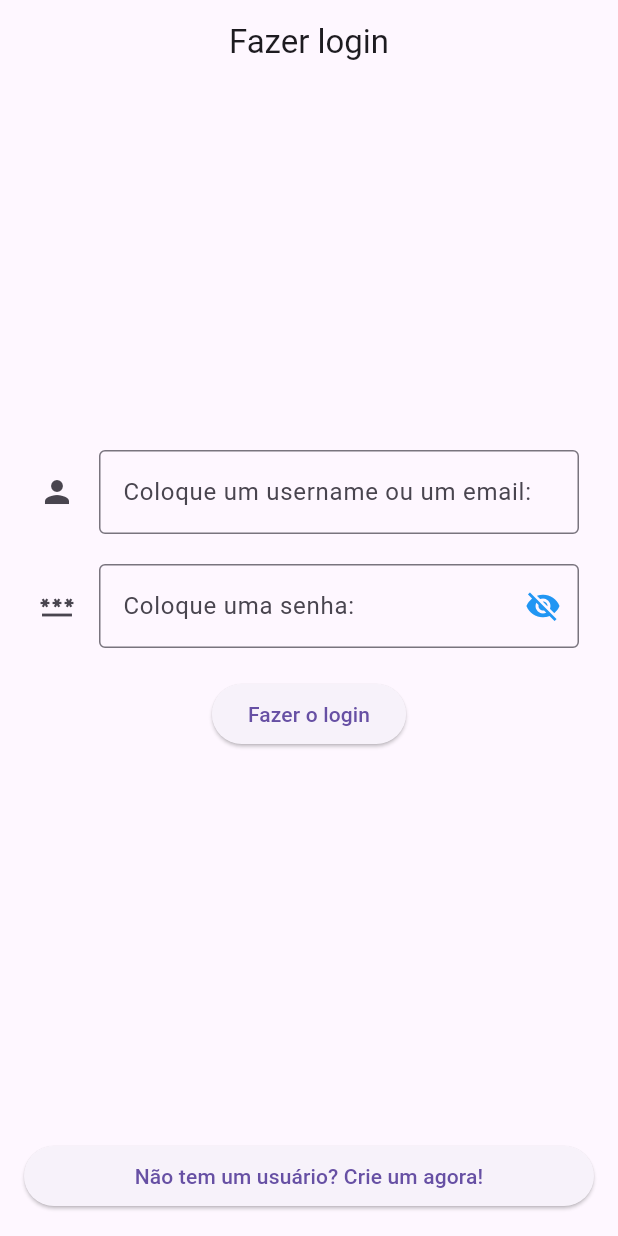
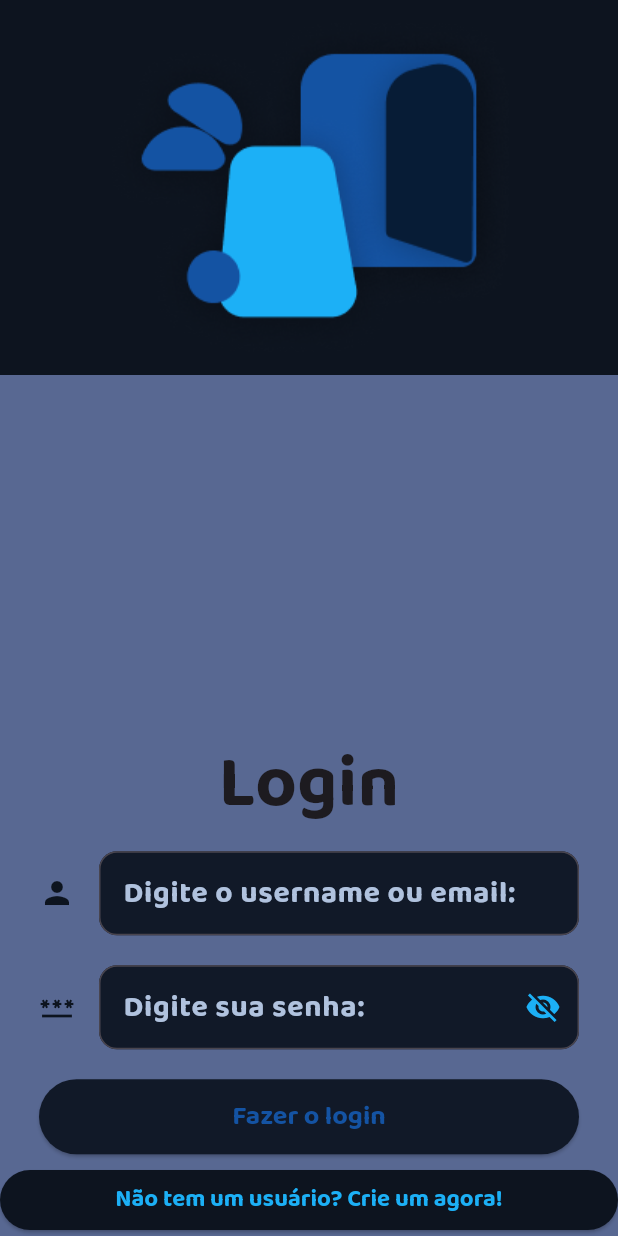
Before and after one commit to JpP3dro/app_bunco, a Flutter app: the screen it shows after launch, after a tap on "Começar", on a phone screen of 412 x 824 dp. Run offline on Flutter 3.47's test engine with Material 3 defaults, Android fonts, the phone set to English and light mode, and no system bars; our stand-ins replace flutter_svg, font_awesome_flutter, google_fonts, page_transition.

Commit message:
Começando a personalizar a tela de login

```diff
--- a/lib/screens/login.dart
+++ b/lib/screens/login.dart
@@ -1,5 +1,6 @@
 import 'dart:convert';
 import 'package:flutter/material.dart';
+import 'package:google_fonts/google_fonts.dart';
 import '../uteis/ip.dart';
 import 'package:http/http.dart' as http;
 import 'cadastro.dart';
@@ -72,44 +73,111 @@ class _TelaLoginState extends State<TelaLogin> {
   Widget build(BuildContext context) {
     return Scaffold(
       appBar: AppBar(
-        automaticallyImplyLeading: false, // Mantém a remoção do botão de voltar automático
-        title: const Center(
-            child: Text("Fazer login")
+        automaticallyImplyLeading: false,
+        backgroundColor: Color(0xFF0D141F),
+        title: Center(
+          child: Image.asset('assets/images/telainicial/login.png'),
         ),
+        toolbarHeight: 250,
       ),
-      body: Center( // Para centralizar o SingleChildScrollView
-        child: SingleChildScrollView( // Para permitir rolagem se o conteúdo for grande ou o teclado aparecer
+      body: SingleChildScrollView(
+          child: Container(
+            height: MediaQuery.of(context).size.height -
+                MediaQuery.of(context).padding.top -
+                kToolbarHeight,
+            color: Color(0xFF586892),
             child: Padding(
-            padding: const EdgeInsets.all(16.0), // Adiciona padding ao redor do formulário
+              padding: const EdgeInsets.all(16.0),
               child: Column(
                 mainAxisAlignment: MainAxisAlignment.center, // Centraliza verticalmente se houver espaço
                 mainAxisSize: MainAxisSize.min, // A Column ocupa o mínimo de espaço
                 children: [
+                  Text(
+                    "Login",
+                    style: GoogleFonts.baloo2(
+                      fontSize: 48,
+                      fontWeight: FontWeight.bold
+                    ),
+                  ),
                   Container(
                     margin: const EdgeInsets.all(10),
                     child: TextFormField(
+                      cursorColor: Color(0xFF1cB0F6),
+                      style: GoogleFonts.baloo2(
+                        color: Colors.white,
+                        fontSize: 16,
+                        fontWeight: FontWeight.w600,
+                      ),
                       controller: _controllerLogin,
-                    decoration: const InputDecoration(
-                      border: OutlineInputBorder(),
-                      label: Text("Coloque um username ou um email:"),
-                      icon: Icon(Icons.person),
+                      decoration: InputDecoration(
+                        border: OutlineInputBorder(
+                          borderRadius: BorderRadius.circular(12),
+                        ),
+                        filled: true,
+                        fillColor: Color(0xFF111928),
+                        focusedBorder: OutlineInputBorder(
+                          borderRadius: BorderRadius.circular(12),
+                          borderSide: BorderSide(
+                            color: Color(0xFF1CB0F6),
+                            width: 2,
+                          ),
+                        ),
+                        label: Text(
+                            "Digite o username ou email:",
+                          style: GoogleFonts.baloo2(
+                              fontSize: 20,
+                              color: Color(0xFFB0C2DE),
+                              fontWeight: FontWeight.bold
+                          ),
+                        ),
+                        icon: Icon(
+                          Icons.person,
+                          color: Color(0xFF0D141F),
+                        ),
                       ),
                     ),
                   ),
                   Container(
                     margin: const EdgeInsets.all(10),
                     child: TextFormField(
+                      cursorColor: Color(0xFF1cB0F6),
+                      style: GoogleFonts.baloo2(
+                        color: Colors.white,
+                        fontSize: 16,
+                        fontWeight: FontWeight.w600,
+                      ),
                       controller: _controllerSenha,
                       decoration: InputDecoration(
-                      border: const OutlineInputBorder(),
-                      label: const Text("Coloque uma senha:"),
-                      icon: const Icon(Icons.password),
+                        border: OutlineInputBorder(
+                          borderRadius: BorderRadius.circular(12),
+                        ),
+                        filled: true,
+                        fillColor: Color(0xFF111928),
+                        focusedBorder: OutlineInputBorder(
+                          borderRadius: BorderRadius.circular(12),
+                          borderSide: BorderSide(
+                            color: Color(0xFF1CB0F6),
+                            width: 2,
+                          ),
+                        ),
+                        label: Text(
+                          "Digite sua senha:",
+                          style: GoogleFonts.baloo2(
+                            fontSize: 20,
+                            color: Color(0xFFB0C2DE),
+                            fontWeight: FontWeight.bold
+                          ),
+                        ),
+                        icon: const Icon(
+                          Icons.password,
+                          color: Color(0xFF0D141F),
+                        ),
                         suffixIcon: GestureDetector(
                           child: Icon(
                             _mostrarSenha == false
                                 ? Icons.visibility_off
                                 : Icons.visibility,
-                          color: Colors.blue,
+                            color: Color(0xFF1CB0F6),
                           ),
                           onTap: () {
                             setState(() {
@@ -124,6 +192,15 @@ class _TelaLoginState extends State<TelaLogin> {
                   Container(
                     margin: const EdgeInsets.all(10),
                     child: ElevatedButton(
+                      style: ElevatedButton.styleFrom(
+                        minimumSize: Size(double.infinity, 50),
+                        textStyle: GoogleFonts.baloo2(
+                          fontWeight: FontWeight.bold,
+                          fontSize: 18,
+                        ),
+                        backgroundColor: Color(0xFF111928),
+                        foregroundColor: Color(0xFF1453A3),
+                      ),
                       onPressed: () {
                         fazerLogin();
                       },
@@ -135,9 +212,17 @@ class _TelaLoginState extends State<TelaLogin> {
             ),
           ),
         ),
-      bottomNavigationBar: Padding(
-        padding: const EdgeInsets.all(16.0),
+      bottomNavigationBar: Container(
+          color: Color(0xFF586892),
           child: ElevatedButton(
+            style: ElevatedButton.styleFrom(
+                textStyle: GoogleFonts.baloo2(
+                  fontWeight: FontWeight.bold,
+                  fontSize: 16,
+                ),
+                backgroundColor: Color(0xFF0D141F),
+                foregroundColor: Color(0xFF1CB0F6)
+            ),
             onPressed: () => Navigator.pushReplacement(
                 context,
                 PageTransition(
@@ -149,6 +234,7 @@ class _TelaLoginState extends State<TelaLogin> {
             child: const Text("Não tem um usuário? Crie um agora!"),
           ),
         ),
+
     );
   }
 }
--- a/lib/uteis/ip.dart
+++ b/lib/uteis/ip.dart
@@ -1,3 +1,3 @@
 String obterIP() {
-  return "192.168.15.5";
+  return "192.168.15.9";
 }
```
Also changed, not shown: assets/images/telainicial/cadastro.png (added), assets/images/telainicial/login.png (added), lib/screens/ranking.dart (indentation only). Lines whose indentation alone changed are shown as unchanged.
